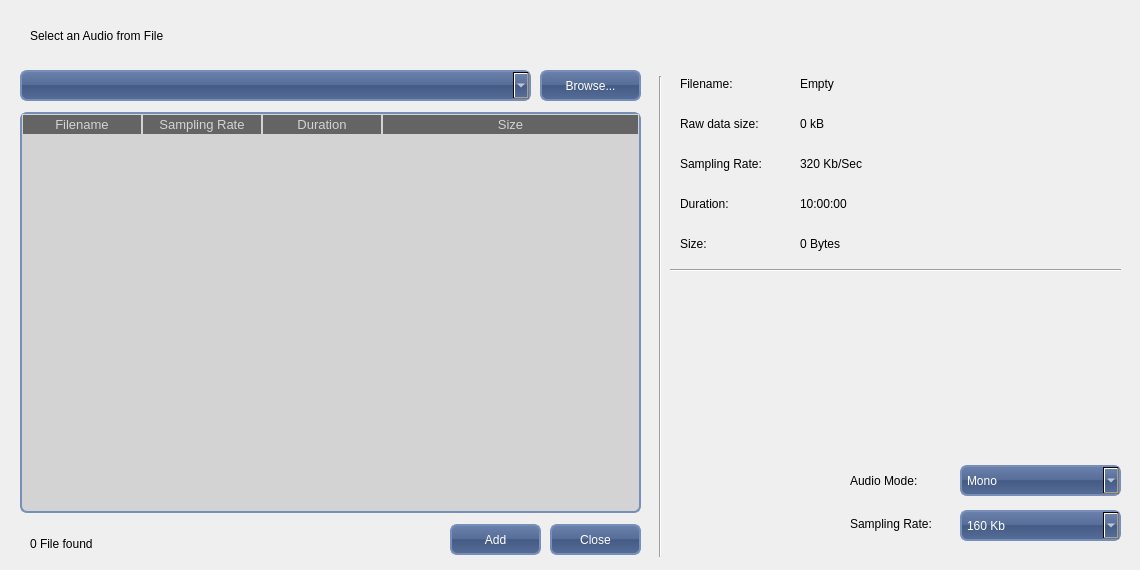
The window that AddingAudio.ui (aroyer-qc/GUI_Builder) describes before a commit, drawn with Qt 5.
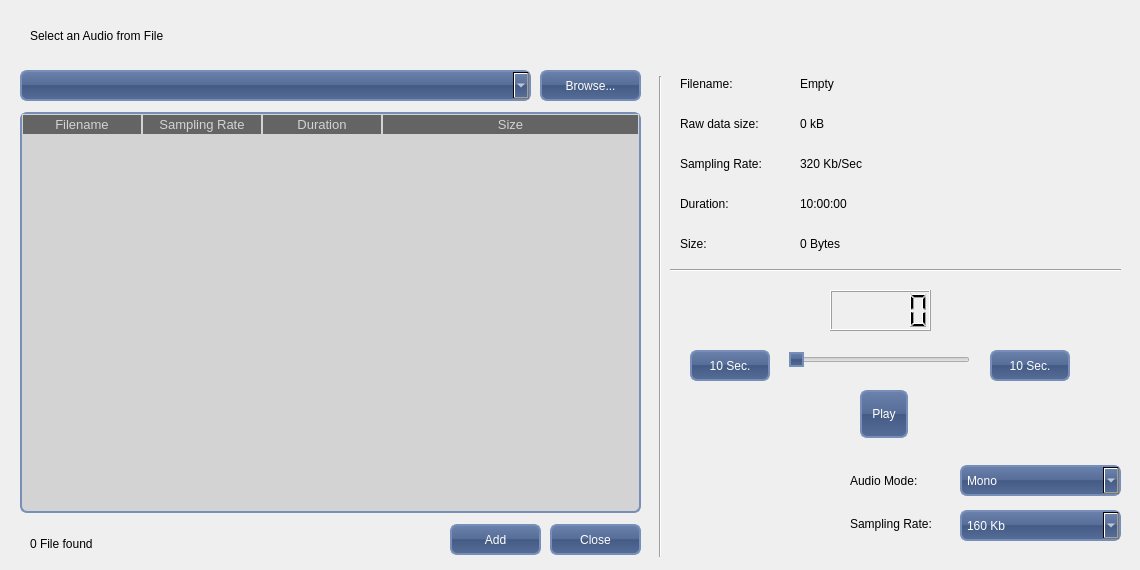
The same window after the commit. Icons and pictures are not drawn.

Commit message: WIP new skin method + a little Audio

Diff of the .ui file:
```diff
--- a/AddingAudio.ui
+++ b/AddingAudio.ui
@@ -751,6 +751,68 @@
      <normaloff>:/graphic/remove20.png</normaloff>:/graphic/remove20.png</iconset>
    </property>
   </widget>
+  <widget class="QPushButton" name="pushButton">
+   <property name="geometry">
+    <rect>
+     <x>690</x>
+     <y>350</y>
+     <width>80</width>
+     <height>31</height>
+    </rect>
+   </property>
+   <property name="text">
+    <string>10 Sec.</string>
+   </property>
+  </widget>
+  <widget class="QPushButton" name="pushButton_3">
+   <property name="geometry">
+    <rect>
+     <x>860</x>
+     <y>390</y>
+     <width>48</width>
+     <height>48</height>
+    </rect>
+   </property>
+   <property name="text">
+    <string>Play</string>
+   </property>
+  </widget>
+  <widget class="QPushButton" name="pushButton_2">
+   <property name="geometry">
+    <rect>
+     <x>990</x>
+     <y>350</y>
+     <width>80</width>
+     <height>31</height>
+    </rect>
+   </property>
+   <property name="text">
+    <string>10 Sec.</string>
+   </property>
+  </widget>
+  <widget class="QSlider" name="horizontalSlider">
+   <property name="geometry">
+    <rect>
+     <x>789</x>
+     <y>339</y>
+     <width>181</width>
+     <height>41</height>
+    </rect>
+   </property>
+   <property name="orientation">
+    <enum>Qt::Horizontal</enum>
+   </property>
+  </widget>
+  <widget class="QLCDNumber" name="lcdNumber">
+   <property name="geometry">
+    <rect>
+     <x>830</x>
+     <y>290</y>
+     <width>101</width>
+     <height>41</height>
+    </rect>
+   </property>
+  </widget>
  </widget>
  <resources>
   <include location="SkinRessource.qrc"/>
```
The commit also changes 14 other files.
